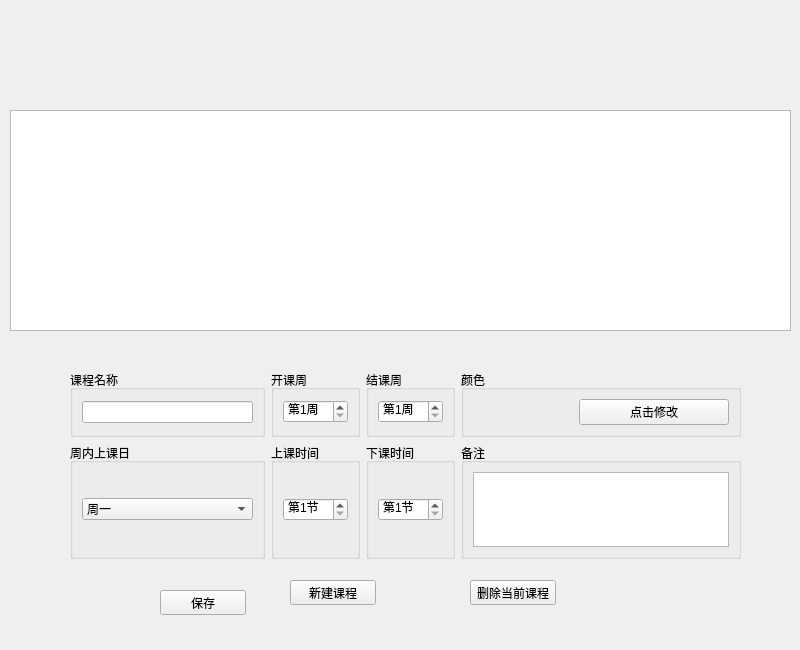
Above: widget_coursemanager.ui from Ruby-Dream/studysoftware before the change. Below: the same form after it.
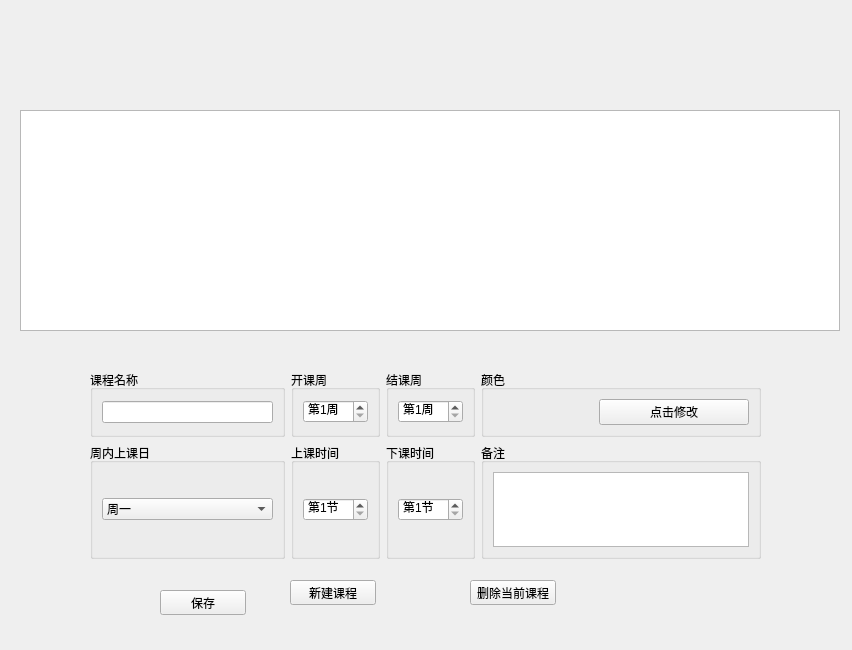
That is the form after the change.

The edit to the form file:
```diff
--- a/widget_coursemanager.ui
+++ b/widget_coursemanager.ui
@@ -6,7 +6,7 @@
    <rect>
     <x>0</x>
     <y>0</y>
-    <width>800</width>
+    <width>852</width>
     <height>650</height>
    </rect>
   </property>
@@ -16,9 +16,9 @@
   <widget class="QTableView" name="tableView">
    <property name="geometry">
     <rect>
-     <x>10</x>
+     <x>20</x>
      <y>110</y>
-     <width>781</width>
+     <width>820</width>
      <height>221</height>
     </rect>
    </property>
@@ -68,10 +68,10 @@
     <string>删除当前课程</string>
    </property>
   </widget>
-  <widget class="QWidget" name="">
+  <widget class="QWidget" name="layoutWidget">
    <property name="geometry">
     <rect>
-     <x>70</x>
+     <x>90</x>
      <y>370</y>
      <width>671</width>
      <height>189</height>
```
